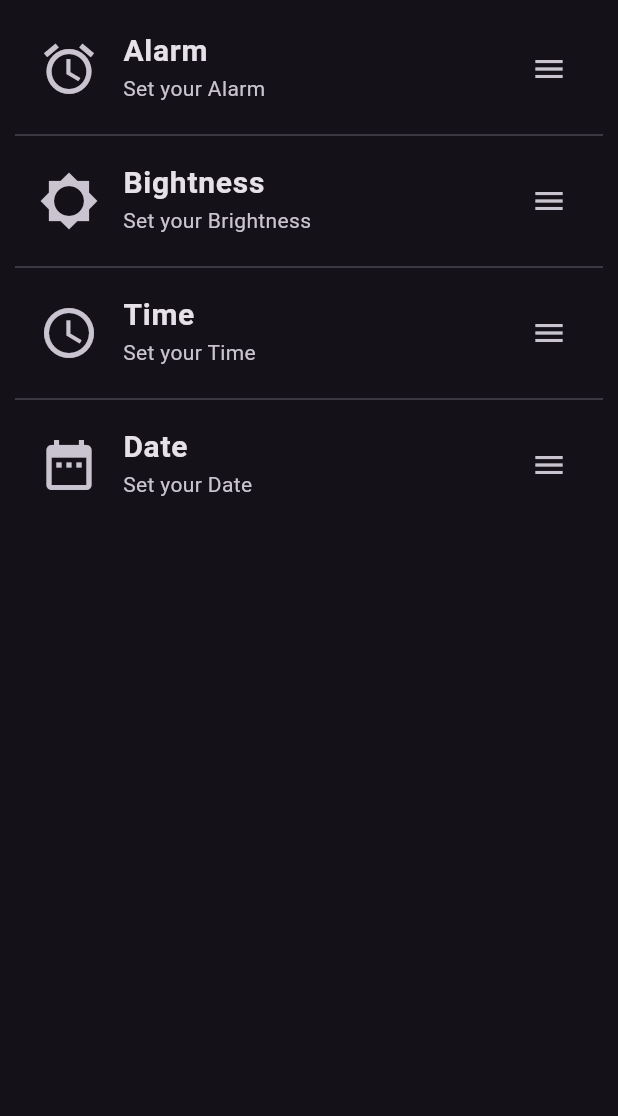
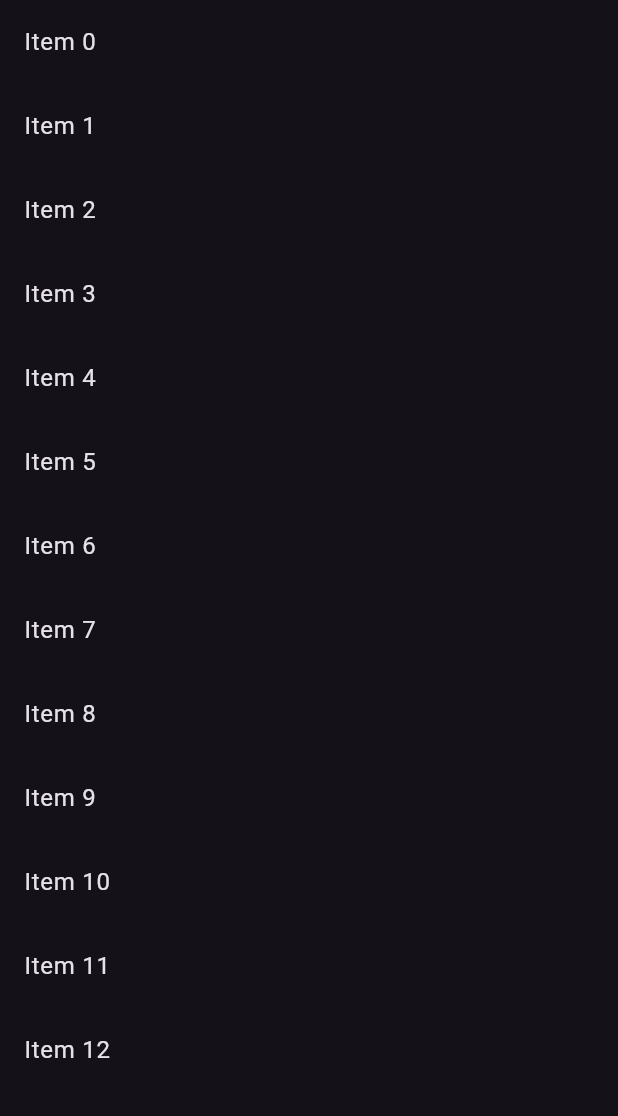
Before and after one commit to ushanwk/Flutter-Self-Learning-Room, a Flutter app: the screen it shows after launch, on a phone screen of 412 x 824 dp, the part 120-1236 px from its top. Run offline on Flutter 3.47's test engine with Material 3 defaults, Android fonts, the phone set to English and light mode, and no system bars; our stand-ins replace device_preview.

Commit message:
List builder developing

```diff
--- a/flutter_application_7/lib/main.dart
+++ b/flutter_application_7/lib/main.dart
@@ -22,7 +22,7 @@ class MyApp extends StatelessWidget {
 }
 
 class homePage extends StatelessWidget {
-  const homePage({super.key});
+  var items = List<String>.generate(100, (index) => 'Item $index');
 
   @override
   Widget build(BuildContext context) {
@@ -35,39 +35,52 @@ class homePage extends StatelessWidget {
         toolbarHeight: 80,
         backgroundColor: Colors.orangeAccent,
       ),
-      body: ListView(
-        padding: EdgeInsets.all(10),
-        children: [
-          ListTile(
-            leading: Icon(Icons.access_alarm, size: 40,),
-            title: Text('Alarm', style: TextStyle(fontWeight: FontWeight.bold, fontSize: 20),),
-            subtitle: Text('Set your Alarm'),
-            trailing: Icon(Icons.menu),
-          ),
-          Divider(),
-          ListTile(
-            leading: Icon(Icons.brightness_5, size: 40,),
-            title: Text('Bightness', style: TextStyle(fontWeight: FontWeight.bold, fontSize: 20),),
-            subtitle: Text('Set your Brightness'),
-            trailing: Icon(Icons.menu),
-          ),
-          Divider(),
-          ListTile(
-            leading: Icon(Icons.access_time, size: 40,),
-            title: Text('Time', style: TextStyle(fontWeight: FontWeight.bold, fontSize: 20),),
-            subtitle: Text('Set your Time'),
-            trailing: Icon(Icons.menu),
-          ),
-          Divider(),
-          ListTile(
-            leading: Icon(Icons.date_range, size: 40,),
-            title: Text('Date', style: TextStyle(fontWeight: FontWeight.bold, fontSize: 20),),
-            subtitle: Text('Set your Date'),
-            trailing: Icon(Icons.menu),
-          ),
 
-        ],
-      )
+
+      // body: ListView(
+      //   scrollDirection: Axis.vertical,
+      //   padding: EdgeInsets.all(10),
+      //   children: [
+      //     ListTile(
+      //       leading: Icon(Icons.access_alarm, size: 40,),
+      //       title: Text('Alarm', style: TextStyle(fontWeight: FontWeight.bold, fontSize: 20),),
+      //       subtitle: Text('Set your Alarm'),
+      //       trailing: Icon(Icons.menu),
+      //     ),
+      //     Divider(),
+      //     ListTile(
+      //       leading: Icon(Icons.brightness_5, size: 40,),
+      //       title: Text('Bightness', style: TextStyle(fontWeight: FontWeight.bold, fontSize: 20),),
+      //       subtitle: Text('Set your Brightness'),
+      //       trailing: Icon(Icons.menu),
+      //     ),
+      //     Divider(),
+      //     ListTile(
+      //       leading: Icon(Icons.access_time, size: 40,),
+      //       title: Text('Time', style: TextStyle(fontWeight: FontWeight.bold, fontSize: 20),),
+      //       subtitle: Text('Set your Time'),
+      //       trailing: Icon(Icons.menu),
+      //     ),
+      //     Divider(),
+      //     ListTile(
+      //       leading: Icon(Icons.date_range, size: 40,),
+      //       title: Text('Date', style: TextStyle(fontWeight: FontWeight.bold, fontSize: 20),),
+      //       subtitle: Text('Set your Date'),
+      //       trailing: Icon(Icons.menu),
+      //     ),
+      //
+      //   ],
+      // )
+
+      body: ListView.builder(
+          itemCount: items.length,
+          itemBuilder: (context, index){
+            return ListTile(
+              title: Text(items[index]),
+            );
+          }
+      ),
+
     );
   }
 }
```
